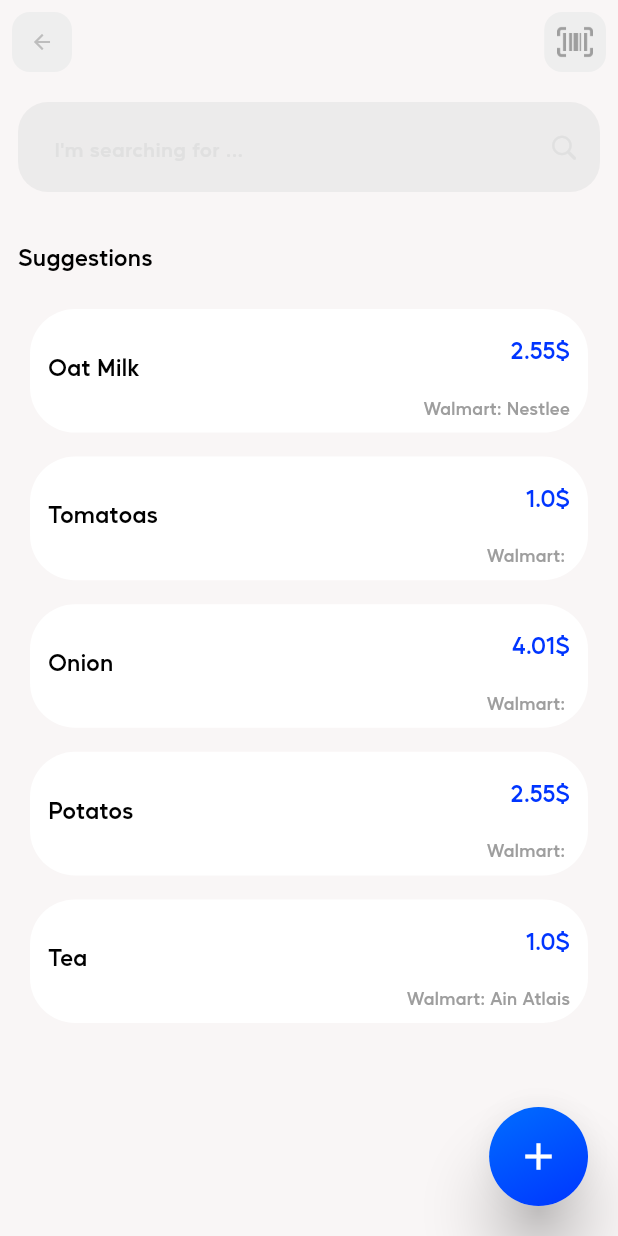
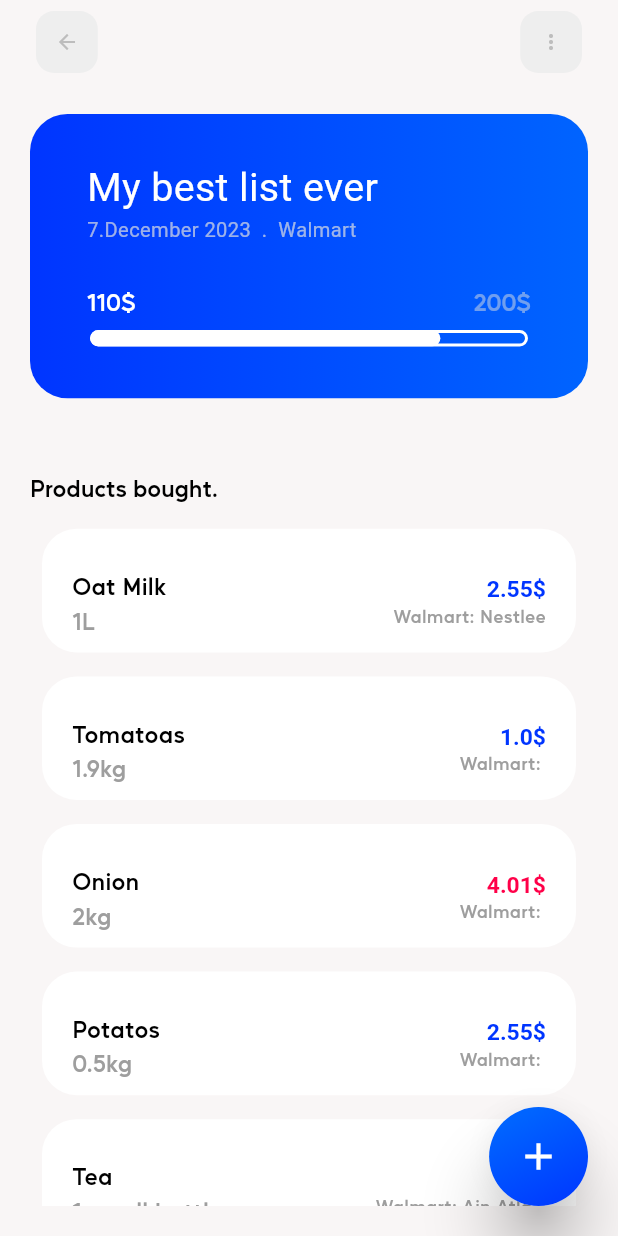
Before and after one commit to OmarIdkoukou/shoping_management, a Flutter app: the screen it shows after launch, on a phone screen of 412 x 824 dp. Run offline on Flutter 3.47's test engine with Material 2 defaults, Android fonts, the phone set to English and light mode, and no system bars; our stand-ins replace animate_do, device_preview, nb_utils, responsive_sizer.

Commit message:
update-Background-increase Padding for allScreens-update ProudctWidgets

```diff
--- a/lib/main.dart
+++ b/lib/main.dart
@@ -3,7 +3,10 @@ import 'package:flutter/foundation.dart';
 import 'package:flutter/material.dart';
 import 'package:nb_utils/nb_utils.dart';
 import 'package:responsive_sizer/responsive_sizer.dart';
+import 'package:shopping_managment/screens/create_new_list_screen.dart';
+import 'package:shopping_managment/screens/create_new_product_screen.dart';
 import 'package:shopping_managment/screens/search_screen.dart';
+import 'package:shopping_managment/screens/setting_screen.dart';
 import 'package:shopping_managment/screens/update_list_screen.dart';
 import '../utilites/app_config.dart';
 import '../utilites/app_functions.dart';
@@ -33,7 +36,7 @@ class MyApp extends StatelessWidget {
                   navigatorKey: navigatorKey,
                   title: AppConfig.appName,
                   theme: AppTheme.lightTheme(color: snap.data),
-                  home: const SearchScreen() //const SplashScreen(),
+                  home: const UpdateListScreen() //const SplashScreen(),
                   );
             });
       },
--- a/lib/screens/create_new_list_screen.dart
+++ b/lib/screens/create_new_list_screen.dart
@@ -17,7 +17,9 @@ class CreateNewListScreen extends StatelessWidget {
     return Scaffold(
       backgroundColor: Colors.white,
       appBar:customAppBarWidget(context: context,title: "Create new List"),
-      body: Column(
+      body:Padding(
+        padding: const EdgeInsets.symmetric(horizontal: 25.0,vertical: 10),
+        child: Column(
           children: AppData.productData
               .map<Widget>(
                 (e) => Padding(
@@ -37,6 +39,7 @@ class CreateNewListScreen extends StatelessWidget {
           )
               .toList(),
         ),
+      ),
       floatingActionButton: buildFloatingActionButton(
         h: h,
         w: h,
--- a/lib/screens/create_new_product_screen.dart
+++ b/lib/screens/create_new_product_screen.dart
@@ -21,7 +21,7 @@ class CreateNewProductScreen extends StatelessWidget {
       backgroundColor: Colors.white,
       appBar: customAppBarWidget(context: context, title: "Create new product"),
       body: Padding(
-        padding: const EdgeInsets.all(10.0),
+        padding: const EdgeInsets.all( 20.0),
         child: Column(
           mainAxisAlignment: MainAxisAlignment.start,
           children: [
--- a/lib/screens/search_screen.dart
+++ b/lib/screens/search_screen.dart
@@ -27,7 +27,7 @@ class SearchScreen extends StatelessWidget {
       ),
       body: SingleChildScrollView(
         child: Padding(
-          padding: const EdgeInsets.all(12.0),
+          padding: const EdgeInsets.all(30.0),
           child: Column(
             crossAxisAlignment: CrossAxisAlignment.start,
             children: [
@@ -63,6 +63,7 @@ class SearchScreen extends StatelessWidget {
                           price:e["price"],
                           isDown: true,
                           withArrow: false,
+                          withoutQuantity: false,
                           quantity: "",
                           brandName: e["brandName"],
                         ),
--- a/lib/screens/update_list_screen.dart
+++ b/lib/screens/update_list_screen.dart
@@ -6,6 +6,7 @@ import 'package:shopping_managment/constant/colors.dart';
 import 'package:shopping_managment/utilites/app_config.dart';
 import 'package:shopping_managment/widgets/custom_app_bar_icon_widget.dart';
 import 'package:shopping_managment/widgets/custom_app_bar_widget.dart';
+import '../widgets/floating_action_button_widget.dart';
 import '../widgets/linear_percent_indicator.dart';
 import '../widgets/product_bought_widget.dart';
 
@@ -17,20 +18,19 @@ class UpdateListScreen extends StatelessWidget {
     double h = MediaQuery.of(context).size.height;
     double w = MediaQuery.of(context).size.width;
     return Scaffold(
-      backgroundColor: AppColors.fillColor,
       appBar: customAppBarWidget(
           context: context,
           actions: [customAppBarIconWidget(iconData: Icons.more_vert_outlined)],
           backgroundColor: AppColors.fillColor),
       body: Padding(
-        padding: const EdgeInsets.all(25.0),
+        padding: const EdgeInsets.symmetric(horizontal: 20.0,vertical: 20.0),
         child: Column(
           crossAxisAlignment: CrossAxisAlignment.start,
           children: [
             Container(
               height: 0.23 * h,
               decoration: BoxDecoration(
-                borderRadius: BorderRadius.circular(30),
+                borderRadius: BorderRadius.circular(25),
                 gradient: LinearGradient(
                   colors: [
                     AppColors.primaryColor,
@@ -40,21 +40,23 @@ class UpdateListScreen extends StatelessWidget {
               ),
               child: Padding(
                 padding: const EdgeInsets.symmetric(
-                    horizontal: 30.0, vertical: 20.0),
+                    horizontal: 30.0, vertical: 30.0),
                 child: Column(
                   mainAxisAlignment: MainAxisAlignment.spaceBetween,
                   crossAxisAlignment: CrossAxisAlignment.start,
                   children: [
-                    Text.rich(
+                    Padding(
+                      padding: const EdgeInsets.symmetric(horizontal: 8.0),
+                      child: Text.rich(
                         TextSpan(
                           children: [
                             TextSpan(
                               text: "My best list ever \n",
-                            style:
-                                TextStyle(fontSize: 21.sp, color: Colors.white),
+                              style: TextStyle(
+                                  fontSize: 21.sp, color: Colors.white),
                             ),
                             TextSpan(
-                            text: "7.December 2023 . Walmart\n",
+                              text: "7.December 2023  .  Walmart\n",
                               style: TextStyle(
                                   fontSize: 15.sp,
                                   color: AppColors.kGrey?.withOpacity(0.7)),
@@ -62,11 +64,13 @@ class UpdateListScreen extends StatelessWidget {
                           ],
                         ),
                       ),
-                    (0.6.h).toInt().height,
+                    ),
+                    //   (0.6.h).toInt().height,
                     Expanded(
                       child: LinearPercentIndicator(
                         lineHeight: 11.0,
                         percent: 0.8,
+                        // width: 50,
                         barRadius: const Radius.circular(8),
                         backgroundColor: Colors.transparent,
                         progressColor: Colors.white,
@@ -114,9 +118,10 @@ class UpdateListScreen extends StatelessWidget {
                   fontSize: 16.sp,
                   fontWeight: FontWeight.bold),
             ),
-            (3.h).toInt().height,
+            (1.h).toInt().height,
             Expanded(
                 child: ListView(
+                    shrinkWrap: true,
                     children: AppData.dummyProductList
                         .map((e) => Padding(
                               padding: const EdgeInsets.all(8.0),
@@ -130,21 +135,12 @@ class UpdateListScreen extends StatelessWidget {
                                   brandName: e["brandName"]),
                             ))
                         .toList()
-                    // [
-                    //   buildProductBoughtWidget(
-                    //     h: h,
-                    //     w: w,
-                    //     price: 2.55,
-                    //     productName: "Oat Milk.",
-                    //     isDown: true,
-                    //     quantity: "1L",
-                    //     brandName: "Nesltee",
-                    //   ),
-                    // ],
                     ))
           ],
         ),
       ),
+      floatingActionButton:
+          buildFloatingActionButton(h: h, w: h, iconData: Icons.add),
     );
   }
 }
--- a/lib/widgets/custom_app_bar_icon_widget.dart
+++ b/lib/widgets/custom_app_bar_icon_widget.dart
@@ -8,7 +8,7 @@ Widget customAppBarIconWidget(
       child: Padding(
         padding: const EdgeInsets.all(8.0),
         child: Container(
-          height: 8.h,
+          height: 5.h,
           width: 10.w,
           decoration: BoxDecoration(
             color: Colors.grey[200],
--- a/lib/widgets/custom_app_bar_widget.dart
+++ b/lib/widgets/custom_app_bar_widget.dart
@@ -1,4 +1,6 @@
 import 'package:flutter/material.dart';
+import 'package:nb_utils/nb_utils.dart';
+import 'package:responsive_sizer/responsive_sizer.dart';
 import 'package:shopping_managment/widgets/custom_app_bar_icon_widget.dart';
 
 PreferredSizeWidget customAppBarWidget(
@@ -9,13 +11,18 @@ PreferredSizeWidget customAppBarWidget(
     AppBar(
       backgroundColor: backgroundColor,
       automaticallyImplyLeading: false,
-      leading: customAppBarIconWidget(
+      centerTitle: false,
+      scrolledUnderElevation: 0,
+      title: Row(
+        mainAxisAlignment:actions==null? MainAxisAlignment.start:MainAxisAlignment.spaceBetween,
+        children: [
+          customAppBarIconWidget(
               iconData: Icons.arrow_back_outlined,
               onTap: () {
                 Navigator.of(context).pop();
               }),
-      centerTitle: false,
-      title: Padding(
+          actions==null?2.h.toInt().width:const SizedBox.shrink(),
+          Padding(
             padding: const EdgeInsets.only(bottom: 8.0),
             child: Text(
               title ?? "",
@@ -23,5 +30,8 @@ PreferredSizeWidget customAppBarWidget(
                   color: Colors.black, fontSize: 16, fontWeight: FontWeight.bold),
             ),
           ),
-      actions: actions,
+          actions==null?const SizedBox.shrink():actions.first
+        ],
+      ),
+
     );
--- a/lib/widgets/linear_percent_indicator.dart
+++ b/lib/widgets/linear_percent_indicator.dart
@@ -304,7 +304,7 @@ class _LinearPercentIndicatorState extends State<LinearPercentIndicator>
     return Material(
       color: Colors.transparent,
       child: SizedBox(
-          height: 12,
+         // height: 100,
           child:Column(
             children: [
               widget.overWidget!,
--- a/lib/widgets/product_bought_widget.dart
+++ b/lib/widgets/product_bought_widget.dart
@@ -13,42 +13,64 @@ Widget buildProductBoughtWidget({
   required double h,
   required double w,
   bool withArrow = false,
+  bool withoutQuantity = false,
 }) =>
     Container(
       height: h * 0.1,
       width: w,
       decoration: BoxDecoration(
         color: Colors.white,
-        borderRadius: BorderRadius.circular(kBorderRadius + 10),
+        borderRadius: BorderRadius.circular(kBorderRadius + 3),
       ),
       child: Padding(
-          padding: const EdgeInsets.symmetric(horizontal: 12.0),
-          child: Column(
-            mainAxisAlignment: MainAxisAlignment.spaceEvenly,
-            children: [
-              Row(
-                mainAxisAlignment: MainAxisAlignment.spaceBetween,
+        padding: const EdgeInsets.symmetric(horizontal: 20.0, vertical: 4),
+        child: Center(
+          child: ListTile(
+              dense: quantity != "" ? false : true,
+              contentPadding:
+                  EdgeInsets.symmetric(vertical: quantity != "" ? 0 : 2),
+              title: Column(
+                mainAxisAlignment: MainAxisAlignment.center,
+                crossAxisAlignment: CrossAxisAlignment.start,
                 children: [
                   Text(
-                    !withArrow ? "\n$productName" : productName,
+                    productName,
                     style: TextStyle(
                         color: Colors.black,
+                        fontSize: quantity == "" ? 18.sp : 16.sp,
+                        fontWeight: FontWeight.bold),
+                  ),
+                  Text(
+                    quantity ?? "",
+                    style: TextStyle(
+                        color: Colors.grey,
                         fontSize: 16.sp,
                         fontWeight: FontWeight.bold),
                   ),
-                  Row(
+                ],
+              ),
+              trailing: Column(
+                mainAxisAlignment: MainAxisAlignment.center,
+                crossAxisAlignment: CrossAxisAlignment.end,
                 children: [
-                      withArrow
+                  RichText(
+                    text: TextSpan(
+                      children: [
+                        WidgetSpan(
+                          child: withArrow
                               ? Icon(
                                   isDown
                                       ? Icons.arrow_downward_outlined
                                       : Icons.arrow_upward_outlined,
                                   size: 15,
-                              color: isDown ? AppColors.kGreen : AppColors.kRed,
+                                  color: isDown
+                                      ? AppColors.kGreen
+                                      : AppColors.kRed,
                                 )
                               : const SizedBox.shrink(),
-                      Text(
-                        "$price${AppConfig.appCurrency}",
+                        ),
+                        TextSpan(
+                          text: "$price${AppConfig.appCurrency}",
                           style: TextStyle(
                               color: isDown
                                   ? withArrow
@@ -60,27 +82,89 @@ Widget buildProductBoughtWidget({
                         ),
                       ],
                     ),
-                ],
                   ),
-              Row(
-                mainAxisAlignment: MainAxisAlignment.spaceBetween,
-                children: [
-                  Text(
-                    quantity ?? "",
-                    style: TextStyle(
-                        color: Colors.grey,
-                        fontSize: 16.sp,
-                        fontWeight: FontWeight.bold),
-                  ),
+                  // Text(
+                  //   "$price${AppConfig.appCurrency}",
+                  //   style: TextStyle(
+                  //       color: isDown
+                  //           ? withArrow
+                  //               ? AppColors.kGreen
+                  //               : AppColors.primaryColor
+                  //           : AppColors.kRed,
+                  //       fontSize: 16.sp,
+                  //       fontWeight: FontWeight.bold),
+                  // ),
                   Text(
                     "Walmart: ${brandName ?? ""}",
                     style: TextStyle(
                       color: Colors.grey,
                       fontSize: 14.sp,
                     ),
-                  ),
+                  )
                 ],
               )
-            ],
-          )),
+              // subtitle:
+              ),
+        ),
+        // child: Column(
+        //   mainAxisAlignment: MainAxisAlignment.center,
+        //   children: [
+        //     Row(
+        //       mainAxisAlignment: MainAxisAlignment.spaceBetween,
+        //       children: [
+        //         Text(
+        //           !withoutQuantity ? "\n$productName" : productName,
+        //           style: TextStyle(
+        //               color: Colors.black,
+        //               fontSize: 16.sp,
+        //               fontWeight: FontWeight.bold),
+        //         ),
+        //         Row(
+        //           children: [
+        //             withArrow
+        //                 ? Icon(
+        //                     isDown
+        //                         ? Icons.arrow_downward_outlined
+        //                         : Icons.arrow_upward_outlined,
+        //                     size: 15,
+        //                     color: isDown ? AppColors.kGreen : AppColors.kRed,
+        //                   )
+        //                 : const SizedBox.shrink(),
+        //             Text(
+        //               "$price${AppConfig.appCurrency}",
+        //               style: TextStyle(
+        //                   color: isDown
+        //                       ? withArrow
+        //                           ? AppColors.kGreen
+        //                           : AppColors.primaryColor
+        //                       : AppColors.kRed,
+        //                   fontSize: 16.sp,
+        //                   fontWeight: FontWeight.bold),
+        //             ),
+        //           ],
+        //         ),
+        //       ],
+        //     ),
+        //     Row(
+        //       mainAxisAlignment: MainAxisAlignment.spaceBetween,
+        //       children: [
+        //         Text(
+        //           quantity ?? "",
+        //           style: TextStyle(
+        //               color: Colors.grey,
+        //               fontSize: 16.sp,
+        //               fontWeight: FontWeight.bold),
+        //         ),
+        //         Text(
+        //           "Walmart: ${brandName ?? ""}",
+        //           style: TextStyle(
+        //             color: Colors.grey,
+        //             fontSize: 14.sp,
+        //           ),
+        //         ),
+        //       ],
+        //     )
+        //   ],
+        // ),
+      ),
     );
```
Also changed, not shown: lib/screens/setting_screen.dart (+17 -5 lines). Lines whose indentation alone changed are shown as unchanged.
